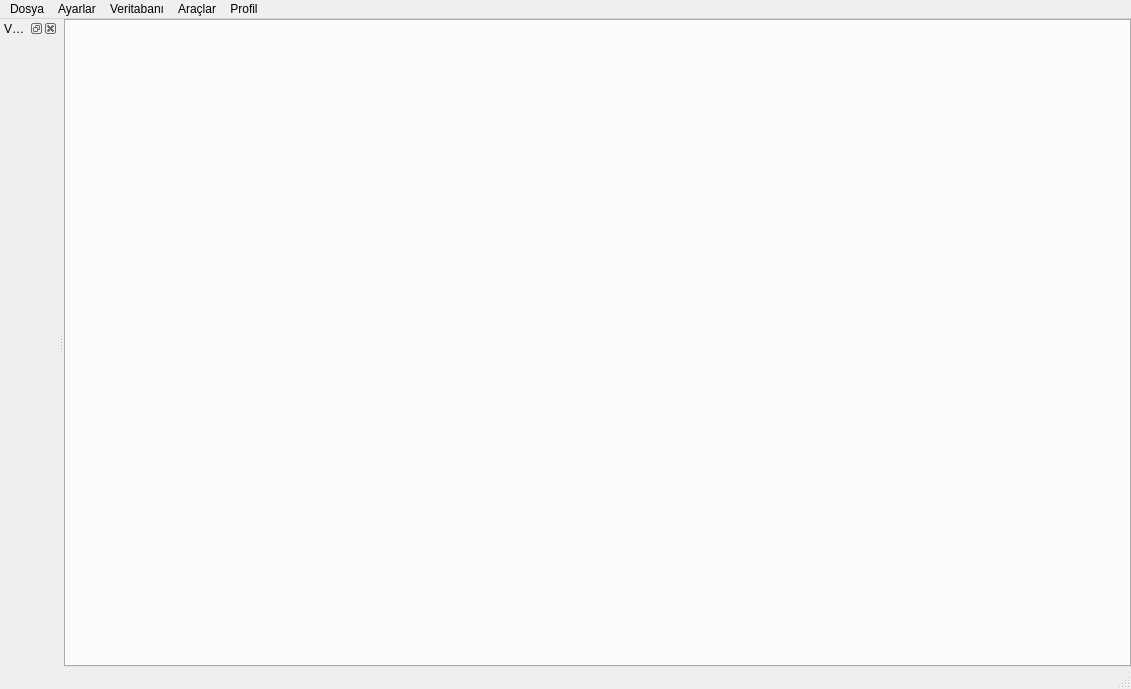
Before: the Qt Designer form src/ui/arayuz.ui in ilkerAdanur/AdminTableTool, drawn with Qt 5.
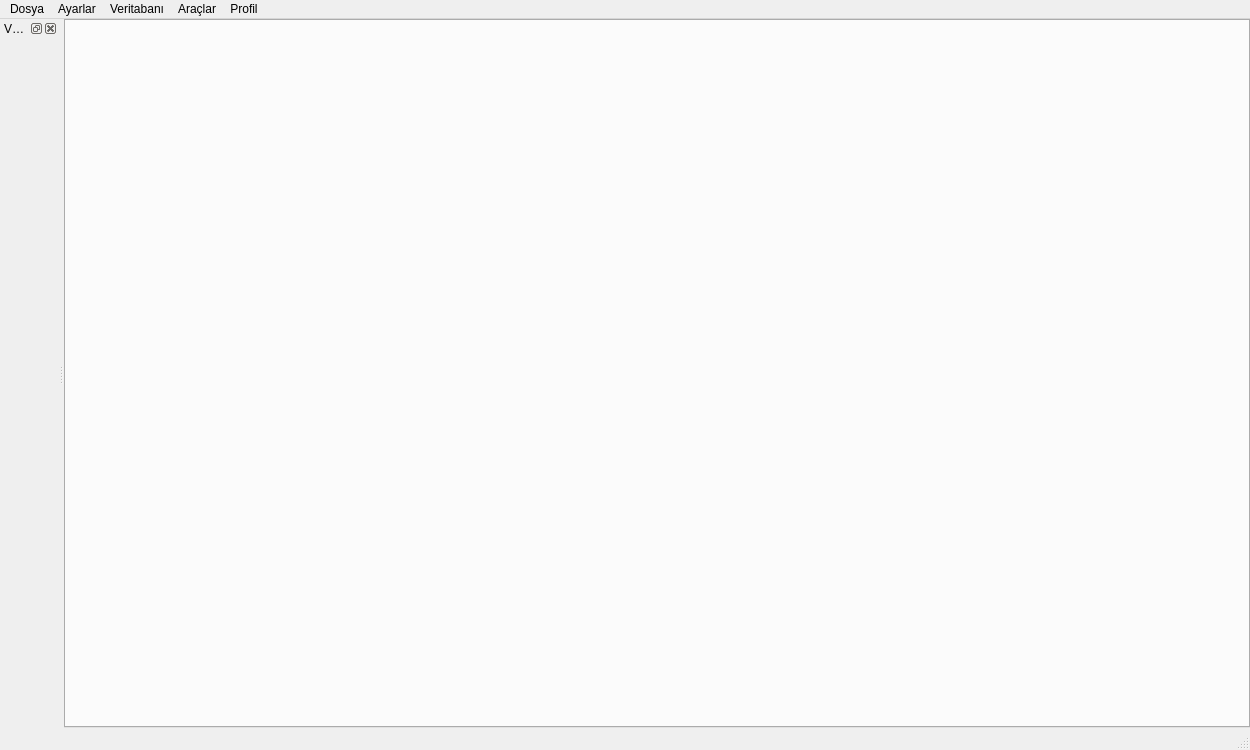
After: the same form once the commit is applied.

```diff
--- a/src/ui/arayuz.ui
+++ b/src/ui/arayuz.ui
@@ -6,14 +6,14 @@
    <rect>
     <x>0</x>
     <y>0</y>
-    <width>1131</width>
-    <height>689</height>
+    <width>1250</width>
+    <height>750</height>
    </rect>
   </property>
   <property name="minimumSize">
    <size>
-    <width>800</width>
-    <height>600</height>
+    <width>1200</width>
+    <height>720</height>
    </size>
   </property>
   <property name="windowTitle">
```
